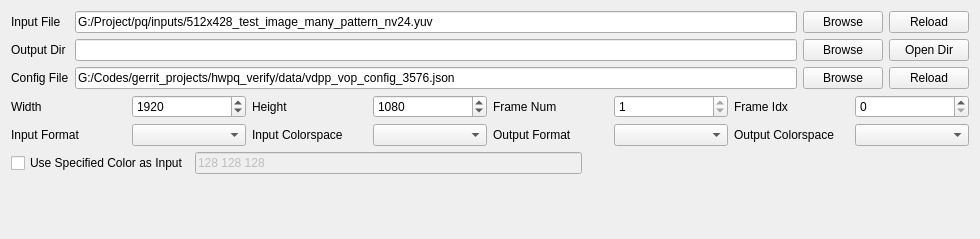
FaiScofield/hwpq_verify, file script/verify_tool_app/ui/io_ui.ui: the form before one commit.
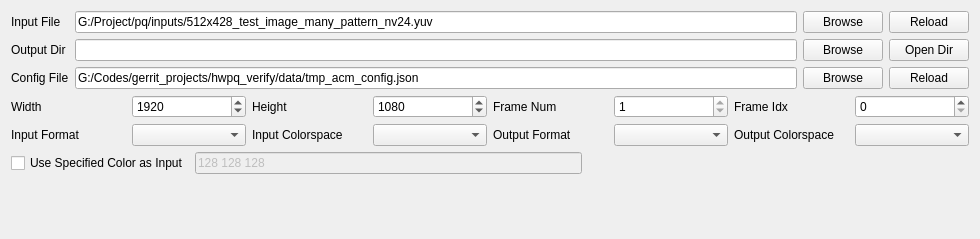
The form after the commit.

Diff of the .ui file:
```diff
--- a/script/verify_tool_app/ui/io_ui.ui
+++ b/script/verify_tool_app/ui/io_ui.ui
@@ -91,7 +91,7 @@
        <item>
         <widget class="QLineEdit" name="lineEdit_config_file">
          <property name="text">
-          <string>G:/Codes/gerrit_projects/hwpq_verify/data/vdpp_vop_config_3576.json</string>
+          <string>G:/Codes/gerrit_projects/hwpq_verify/data/tmp_acm_config.json</string>
          </property>
         </widget>
        </item>
```
